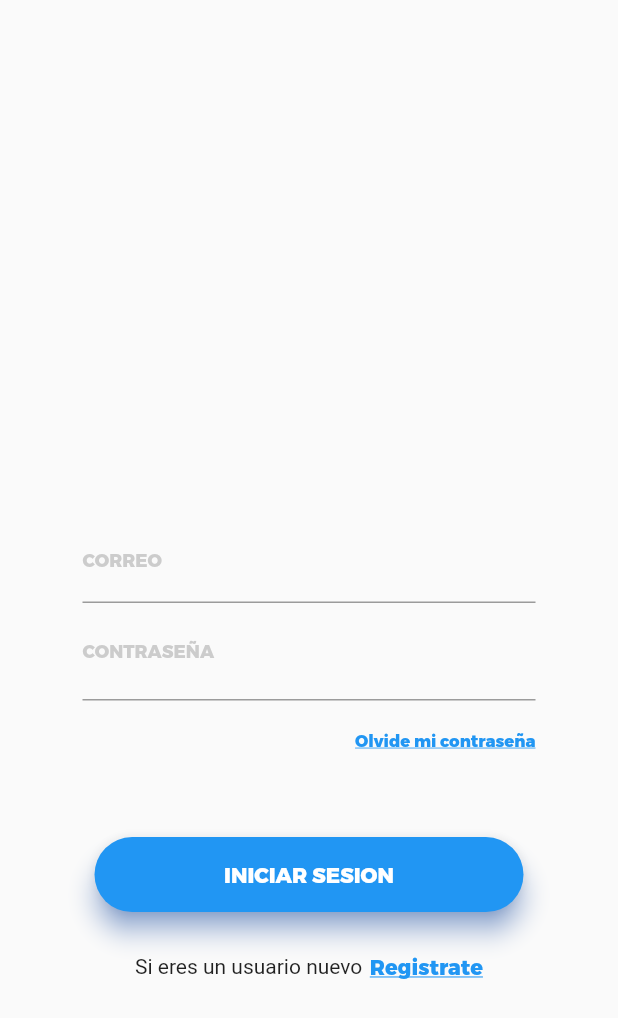
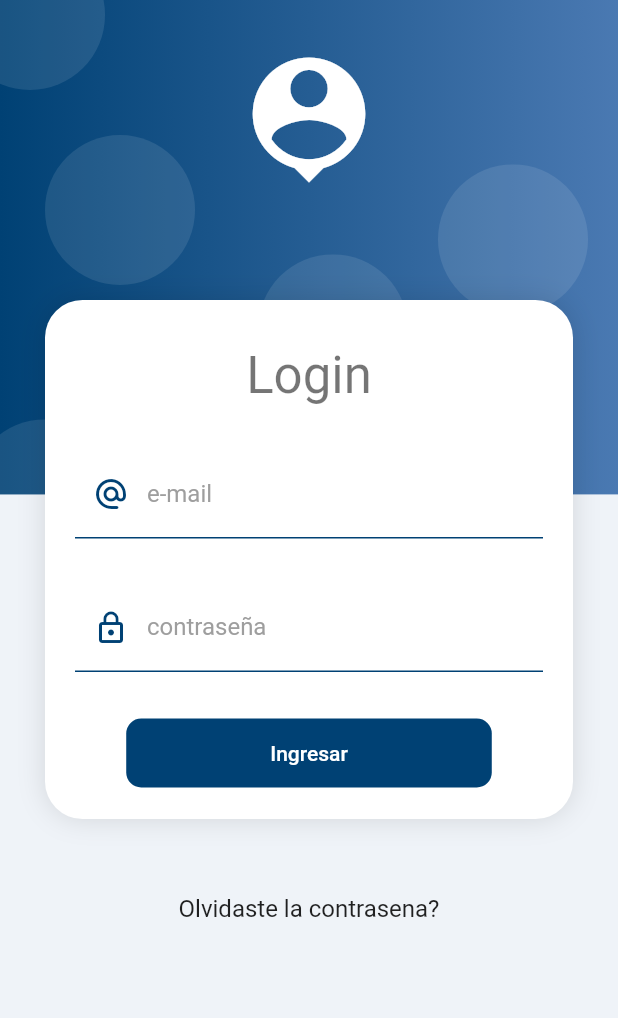
Before and after one commit to MAFITGroup/lsu_app, a Flutter app: the LoginPage screen opened directly, on a phone screen of 412 x 824 dp. Shown: the top 1018 px of the screen. Run offline on Flutter 3.47's test engine with Material 2 defaults, Android fonts, the phone set to English and light mode, and no system bars; our stand-ins replace cloud_firestore, dropdown_search, firebase_auth, firebase_core, image_picker, video_player; accounts and stored records are empty.

Commit message:
Cambios 1

```diff
--- a/lib/pantallas/Login.dart
+++ b/lib/pantallas/Login.dart
@@ -1,163 +1,107 @@
 import 'package:flutter/cupertino.dart';
 import 'package:flutter/material.dart';
-import 'package:lsu_app/pantallas/ResetPassword.dart';
-import 'package:lsu_app/servicios/AuthService.dart';
+import 'package:lsu_app/ui/input_decorations.dart';
+import 'package:lsu_app/widgets/widgets.dart';
 
-import 'Registrarse.dart';
-
-class LoginPage extends StatefulWidget {
-  @override
-  _LoginPageState createState() => _LoginPageState();
-}
-
-class _LoginPageState extends State<LoginPage> {
-  final formKey = new GlobalKey<FormState>();
-
-  String _email;
-  String _password;
-  bool _verContrasenia = true;
-
-  Color _colorAzul = Colors.blue;
-
-  //Valida los campos durante el inicio de sesion
-  validarCampos() {
-    final form = formKey.currentState;
-    if (form.validate()) {
-      form.save();
-      return true;
-    }
-    return false;
-  }
-
-  //Valida el correo y  su formato
-  String validarCorreo(String value) {
-    Pattern pattern =
-        r'^(([^<>()[\]\\.,;:\s@\"]+(\.[^<>()[\]\\.,;:\s@\"]+)*)|(\".+\"))@((\[[0-9]{1,3}\.[0-9]{1,3}\.[0-9]{1,3}\.[0-9]{1,3}\])|(([a-zA-Z\-0-9]+\.)+[a-zA-Z]{2,}))$';
-    RegExp regex = new RegExp(pattern);
-    if (!regex.hasMatch(value))
-      return 'Ingrese un correo valido';
-    else
-      return null;
-  }
+class LoginPage extends StatelessWidget {
 
   @override
   Widget build(BuildContext context) {
     return Scaffold(
-        body: Padding(
-      padding: const EdgeInsets.all(30),
-      child: Center(
-        child: Container(child: Form(key: formKey, child: loginForm())),
+      body: AuthBackground(
+        child: SingleChildScrollView(
+          child: Column(
+            children: [
+
+              SizedBox(height: 200),
+
+              CardContainer(
+                child: Column(
+                  children: [
+                    SizedBox( height: 10),
+                    Text('Login', style: Theme.of(context).textTheme.headline4),
+                    SizedBox(height: 30),
+
+                    _LoginForm(),
+                  ],
+                ),
+              ),
+              SizedBox(height: 50),
+              Text('Olvidaste la contrasena?', style: Theme.of(context).textTheme.subtitle1),
+              SizedBox(height: 50),
+            ],
+          ),
+        )
       ),
-    ));
+    );
   }
 
-  loginForm() {
-    return Padding(
-        padding: const EdgeInsets.only(left: 25.0, right: 25.0),
-        child: SingleChildScrollView(
-          child: Column(children: [
-            SizedBox(height: 150.0),
-            SizedBox(height: 25.0),
-            // CORREO
+}
+
+class _LoginForm extends StatelessWidget {
+
+  @override
+  Widget build(BuildContext context ){
+    return Container(
+      child: Form(
+
+        autovalidateMode: AutovalidateMode.onUserInteraction,
+
+        child: Column(
+          children: [
             TextFormField(
-                decoration: InputDecoration(
-                    labelText: 'CORREO',
-                    labelStyle: TextStyle(
-                        fontFamily: 'Trueno',
-                        fontSize: 12.0,
-                        color: Colors.grey.withOpacity(0.5)),
-                    focusedBorder: UnderlineInputBorder(
-                      borderSide: BorderSide(color: _colorAzul),
-                    )),
-                onChanged: (value) {
-                  this._email = value;
-                },
-                validator: (value) => value.isEmpty
-                    ? 'El correo es requerido'
-                    : validarCorreo(value)),
-            // CONTRASEÑA
+              autocorrect: false,
+              keyboardType: TextInputType.emailAddress,
+              decoration: InputDecorations.authInputDecoration(
+                labelText: 'e-mail',
+                prefixIcon: Icons.alternate_email_rounded
+              ),
+              validator: (value){
+
+                String pattern = r'^(([^<>()[\]\\.,;:\s@\"]+(\.[^<>()[\]\\.,;:\s@\"]+)*)|(\".+\"))@((\[[0-9]{1,3}\.[0-9]{1,3}\.[0-9]{1,3}\.[0-9]{1,3}\])|(([a-zA-Z\-0-9]+\.)+[a-zA-Z]{2,}))$';
+                RegExp regExp  = new RegExp(pattern);
+
+                return regExp.hasMatch(value ?? '')
+                    ? null
+                    : 'Formato de correo electronico valido';
+              },
+            ),
+
+            SizedBox(height: 30),
+
             TextFormField(
-                obscureText: _verContrasenia,
-                decoration: InputDecoration(
-                    labelText: 'CONTRASEÑA',
-                    labelStyle: TextStyle(
-                        fontFamily: 'Trueno',
-                        fontSize: 12.0,
-                        color: Colors.grey.withOpacity(0.5)),
-                    focusedBorder: UnderlineInputBorder(
-                      borderSide: BorderSide(color: _colorAzul),
-                    ),
-                    suffix: InkWell(
-                      onTap: _accionVerContrasenia,
-                      child: Icon(
-                          _verContrasenia
-                              ? Icons.visibility
-                              : Icons.visibility_off,
-                          color: _colorAzul),
-                    )),
-                onChanged: (value) {
-                  this._password = value;
-                },
-                validator: (value) =>
-                    value.isEmpty ? 'La contraseña es requerida' : null),
-            SizedBox(height: 5.0),
-            GestureDetector(
-                onTap: () {
-                  Navigator.of(context).push(
-                      MaterialPageRoute(builder: (context) => ResetPassword()));
-                },
-                child: Container(
-                    alignment: Alignment(1.0, 0.0),
-                    padding: EdgeInsets.only(top: 15.0, left: 20.0),
-                    child: InkWell(
-                        child: Text('Olvide mi contraseña',
-                            style: TextStyle(
-                                color: _colorAzul,
-                                fontFamily: 'Trueno',
-                                fontSize: 11.0,
-                                decoration: TextDecoration.underline))))),
-            SizedBox(height: 50.0),
-            TextButton(
-              onPressed: () {
-                if (validarCampos())
-                  AuthService().signIn(_email, _password, context);
+              autocorrect: false,
+              obscureText: true,
+              keyboardType: TextInputType.emailAddress,
+              decoration: InputDecorations.authInputDecoration(
+                  labelText: 'contraseña',
+                  prefixIcon: Icons.lock_outline
+              ),
+              validator: (value){
+
+                return (value != null && value.length >= 8 )
+                  ?null
+                  : 'Formato de la contraseña no es valida';
+
+
               },
+            ),
+
+            SizedBox(height: 30),
+
+            MaterialButton(
+              shape: RoundedRectangleBorder(borderRadius: BorderRadius.circular(10)),
+              disabledColor: Colors.grey,
+              elevation: 0,
+              color: Color.fromRGBO(0, 65, 116, 1),
               child: Container(
-                  height: 50.0,
-                  width: 600,
-                  child: Material(
-                      borderRadius: BorderRadius.circular(25.0),
-                      shadowColor: Colors.blueAccent,
-                      color: _colorAzul,
-                      elevation: 7.0,
-                      child: Center(
-                          child: Text('INICIAR SESION',
-                              style: TextStyle(
-                                  color: Colors.white,
-                                  fontFamily: 'Trueno'))))),
-            ),
-            SizedBox(height: 20.0),
-            Row(mainAxisAlignment: MainAxisAlignment.center, children: [
-              Text('Si eres un usuario nuevo'),
-              SizedBox(width: 5.0),
-              InkWell(
-                  onTap: () {
-                    Navigator.of(context).push(
-                        MaterialPageRoute(builder: (context) => SignupPage()));
-                  },
-                  child: Text('Registrate',
-                      style: TextStyle(
-                          color: _colorAzul,
-                          fontFamily: 'Trueno',
-                          decoration: TextDecoration.underline)))
-            ])
-          ]),
-        ));
-  }
-
-  void _accionVerContrasenia() {
-    setState(() {
-      _verContrasenia = !_verContrasenia;
-    });
+                padding: EdgeInsets.symmetric(horizontal: 80, vertical: 15),
+                child: Text('Ingresar', style: TextStyle(color: Color.fromRGBO(255, 255, 255, 1)))
+              ),
+              onPressed: (){})
+          ],
+        ),
+      ),
+    );
   }
 }
--- /dev/null
+++ b/lib/ui/input_decorations.dart
@@ -0,0 +1,30 @@
+import 'package:flutter/material.dart';
+
+class InputDecorations{
+
+  static InputDecoration authInputDecoration({
+      String labelText,
+      IconData prefixIcon
+  }){
+    return InputDecoration(
+      enabledBorder: UnderlineInputBorder(
+        borderSide: BorderSide(
+            color: Color.fromRGBO(	0, 65, 116, 1)
+        ),
+      ),
+      focusedBorder: UnderlineInputBorder(
+          borderSide: BorderSide(
+              color: Color.fromRGBO(	0, 65, 116, 1),
+              width: 2
+          )
+      ),
+      labelText: labelText,
+      labelStyle: TextStyle(
+          color: Colors.grey
+      ),
+      prefixIcon: prefixIcon != null
+        ? Icon(prefixIcon, color: Color.fromRGBO(	0, 65, 116, 1))
+          : null
+    );
+  }
+}
--- /dev/null
+++ b/lib/widgets/auth_background.dart
@@ -0,0 +1,87 @@
+import 'package:flutter/material.dart';
+
+class AuthBackground extends StatelessWidget {
+
+  final Widget child;
+
+  const AuthBackground({
+    Key key,
+    this.child
+  }) : super(key: key);
+
+  @override
+  Widget build(BuildContext context) {
+    return Container(
+      width: double.infinity,
+      height: double.infinity,
+      child: Stack(
+        children: [
+          _ContainerBox(),
+
+          SafeArea(
+              child: Container(
+                width: double.infinity,
+                margin: EdgeInsets.only( top: 30 ),
+                child: Icon( Icons.person_pin, color: Color.fromRGBO(255, 255, 255, 1), size: 100),
+              ),
+          ),
+
+          this.child,
+
+
+        ],
+      ),
+    );
+  }
+}
+
+
+class _ContainerBox extends StatelessWidget {
+
+  @override
+  Widget build(BuildContext context) {
+
+    final size = MediaQuery.of(context).size;
+    return Container(
+      width: double.infinity,
+      height: size.height * 0.4,
+      decoration: _boxDecoration(),
+      child: Stack(
+        children: [
+          Positioned(child: _Bubbles(), top: 90, left: 30),
+          Positioned(child: _Bubbles(), top: -40, left: -30),
+          Positioned(child: _Bubbles(), bottom: -50, left: -20),
+          Positioned(child: _Bubbles(), bottom: -10, left: 110),
+          Positioned(child: _Bubbles(), bottom: 120, right: 20),
+          Positioned(child: _Bubbles(), bottom: 60, right: 140),
+          Positioned(child: _Bubbles(), bottom: 10, right: 40),
+
+        ],
+      ),
+    );
+  }
+
+  BoxDecoration _boxDecoration () => BoxDecoration(
+    gradient: LinearGradient(
+      colors: [
+        Color.fromRGBO(	0, 65, 116, 1),
+        Color.fromRGBO( 74, 121, 178, 1)
+      ]
+    )
+  );
+}
+
+class _Bubbles extends StatelessWidget {
+
+  @override
+  Widget build(BuildContext context) {
+    return Container(
+      width: 100,
+      height: 100,
+      decoration: BoxDecoration(
+        borderRadius: BorderRadius.circular(100),
+        color: Color.fromRGBO(255, 255, 255, 0.1)
+      ),
+    );
+  }
+}
--- /dev/null
+++ b/lib/widgets/card_container.dart
@@ -0,0 +1,39 @@
+import 'package:flutter/cupertino.dart';
+import 'package:flutter/material.dart';
+
+class CardContainer extends StatelessWidget {
+
+  final Widget child;
+
+  const CardContainer({
+    Key key,
+    this.child
+  }) : super(key: key);
+
+
+  @override
+  Widget build(BuildContext context) {
+    return Padding(
+      padding: EdgeInsets.symmetric( horizontal: 30),
+      child: Container(
+        padding: EdgeInsets.all(20),
+        width: double.infinity,
+        decoration:_cardShape(),
+        child: this.child,
+      ),
+    );
+  }
+
+  BoxDecoration _cardShape() => BoxDecoration(
+    color: Color.fromRGBO(255, 255, 255, 1),
+    borderRadius: BorderRadius.circular(25),
+    boxShadow: [
+      BoxShadow(
+        color: Colors.black12,
+        blurRadius: 15,
+        offset: Offset(0,0)
+      )
+    ]
+
+  );
+}
--- /dev/null
+++ b/lib/widgets/widgets.dart
@@ -0,0 +1,5 @@
+
+
+export 'package:lsu_app/widgets/auth_background.dart';
+
+export 'package:lsu_app/widgets/card_container.dart';
--- a/pubspec.yaml
+++ b/pubspec.yaml
@@ -59,8 +59,9 @@ flutter:
   uses-material-design: true
 
   # To add assets to your application, add an assets section, like this:
-  # assets:
-  #   - images/a_dot_burr.jpeg
+  assets:
+    - recursos/
+    - recursos/jar-loading.gif
   #   - images/a_dot_ham.jpeg
 
   # An image asset can refer to one or more resolution-specific "variants", see
```
Also changed, not shown: lib/main.dart (+6 -1 lines), lib/pantallas/InicioPage.dart (added, +136 -0 lines), recursos/LSU-logo.jpeg (added), recursos/LSU-logo.png (added), recursos/jar-loading.gif (added), recursos/logo-LSU.png (added), 2 other files.
